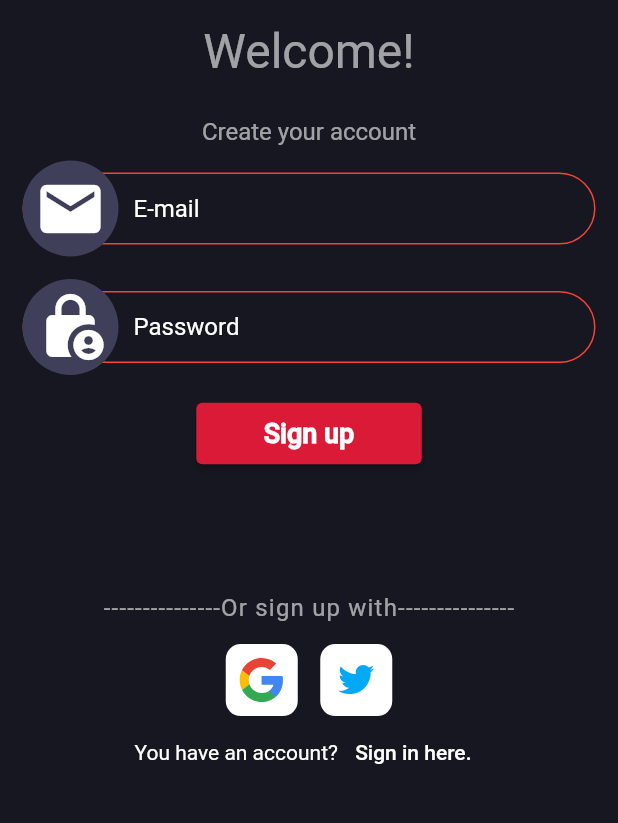
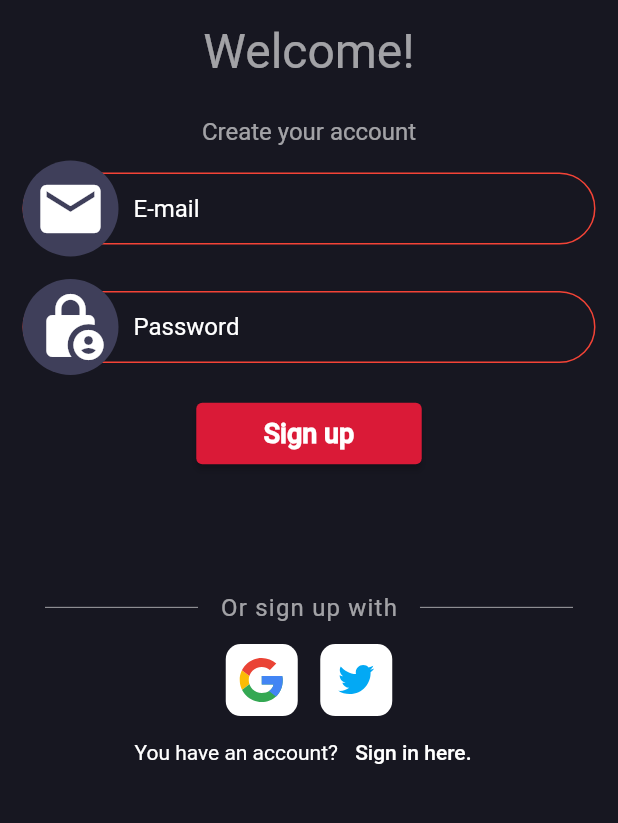
Before and after one commit to ResulAkkiz/MovveBazzar, a Flutter app: the screen it shows after launch, after a tap on "Sign up here.", on a phone screen of 412 x 824 dp, the part 123-946 px from its top. Run offline on Flutter 3.47's test engine with Material 2 defaults, Android fonts, the phone set to English and light mode, and no system bars; our stand-ins replace bottom_navy_bar, cached_network_image, cloud_firestore, firebase_auth, firebase_core, firebase_storage and 7 more; accounts and stored records are empty.

Commit message:
replace string dashes by flexible divider

```diff
--- a/lib/app_constants/custom_theme.dart
+++ b/lib/app_constants/custom_theme.dart
@@ -21,7 +21,7 @@ final ThemeData lightTheme = ThemeData(
   scaffoldBackgroundColor: const Color(0xff171721),
   bottomAppBarColor: const Color(0xffffffff),
   cardColor: const Color(0xffffffff),
-  dividerColor: const Color(0x1f000000),
+  dividerColor: const Color(0x99FFFFFF),
   highlightColor: const Color(0x66bcbcbc),
   splashColor: const Color(0x66c8c8c8),
   unselectedWidgetColor: const Color(0x8a000000),
--- a/lib/pages/login_screen.dart
+++ b/lib/pages/login_screen.dart
@@ -104,11 +104,27 @@ class _LoginScreenState extends State<LoginScreen> {
                           0, MediaQuery.of(context).size.height * 0.07, 0, 0),
                       child: Column(
                         children: [
-                          Text(
-                            '---------------Or sign in with---------------',
-                            style: TextStyles.robotoRegular16Style.copyWith(
-                                color: Colors.white.withOpacity(0.6),
-                                letterSpacing: 0.8),
+                          Row(
+                            children: [
+                              const Expanded(
+                                child: Divider(
+                                  indent: 15.0,
+                                  endIndent: 15.0,
+                                ),
+                              ),
+                              Text(
+                                'Or sign in with',
+                                style: TextStyles.robotoRegular16Style.copyWith(
+                                    color: Colors.white.withOpacity(0.6),
+                                    letterSpacing: 0.8),
+                              ),
+                              const Expanded(
+                                child: Divider(
+                                  indent: 15.0,
+                                  endIndent: 15.0,
+                                ),
+                              ),
+                            ],
                           ),
                           Row(
                             mainAxisAlignment: MainAxisAlignment.center,
--- a/lib/pages/signup_screen.dart
+++ b/lib/pages/signup_screen.dart
@@ -3,7 +3,6 @@ import 'package:flutter_application_1/app_constants/common_widgets.dart';
 import 'package:flutter_application_1/app_constants/image_enums.dart';
 import 'package:flutter_application_1/app_constants/text_styles.dart';
 import 'package:flutter_application_1/app_constants/widget_extension.dart';
-import 'package:flutter_application_1/pages/login_screen.dart';
 import 'package:flutter_application_1/services/firebase_auth_service.dart';
 import 'package:flutter_application_1/viewmodel/movier_view_model.dart';
 import 'package:provider/provider.dart';
@@ -99,11 +98,27 @@ class _SignupScreenState extends State<SignupScreen> {
                           0, MediaQuery.of(context).size.height * 0.10, 0, 0),
                       child: Column(
                         children: [
-                          Text(
-                            '---------------Or sign up with---------------',
-                            style: TextStyles.robotoRegular16Style.copyWith(
-                                color: Colors.white.withOpacity(0.6),
-                                letterSpacing: 0.8),
+                          Row(
+                            children: [
+                              const Expanded(
+                                child: Divider(
+                                  indent: 15.0,
+                                  endIndent: 15.0,
+                                ),
+                              ),
+                              Text(
+                                'Or sign up with',
+                                style: TextStyles.robotoRegular16Style.copyWith(
+                                    color: Colors.white.withOpacity(0.6),
+                                    letterSpacing: 0.8),
+                              ),
+                              const Expanded(
+                                child: Divider(
+                                  indent: 15.0,
+                                  endIndent: 15.0,
+                                ),
+                              ),
+                            ],
                           ),
                           Row(
                             mainAxisAlignment: MainAxisAlignment.center,
```
